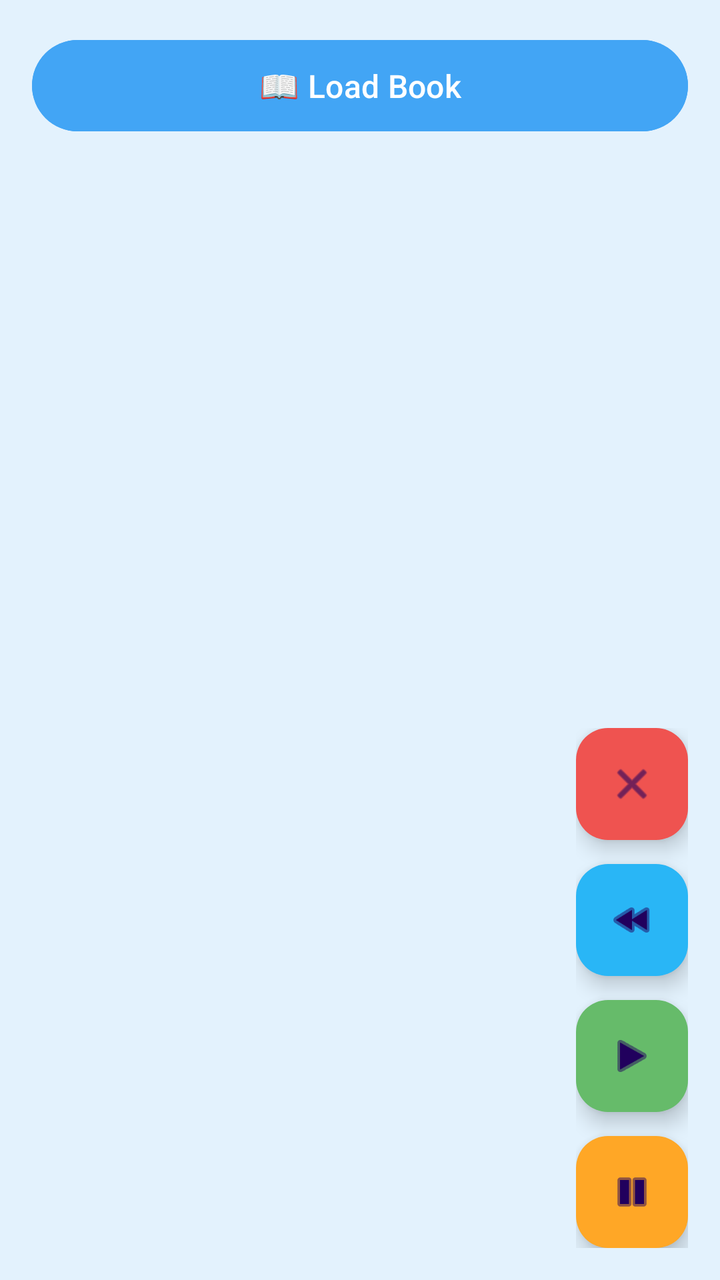
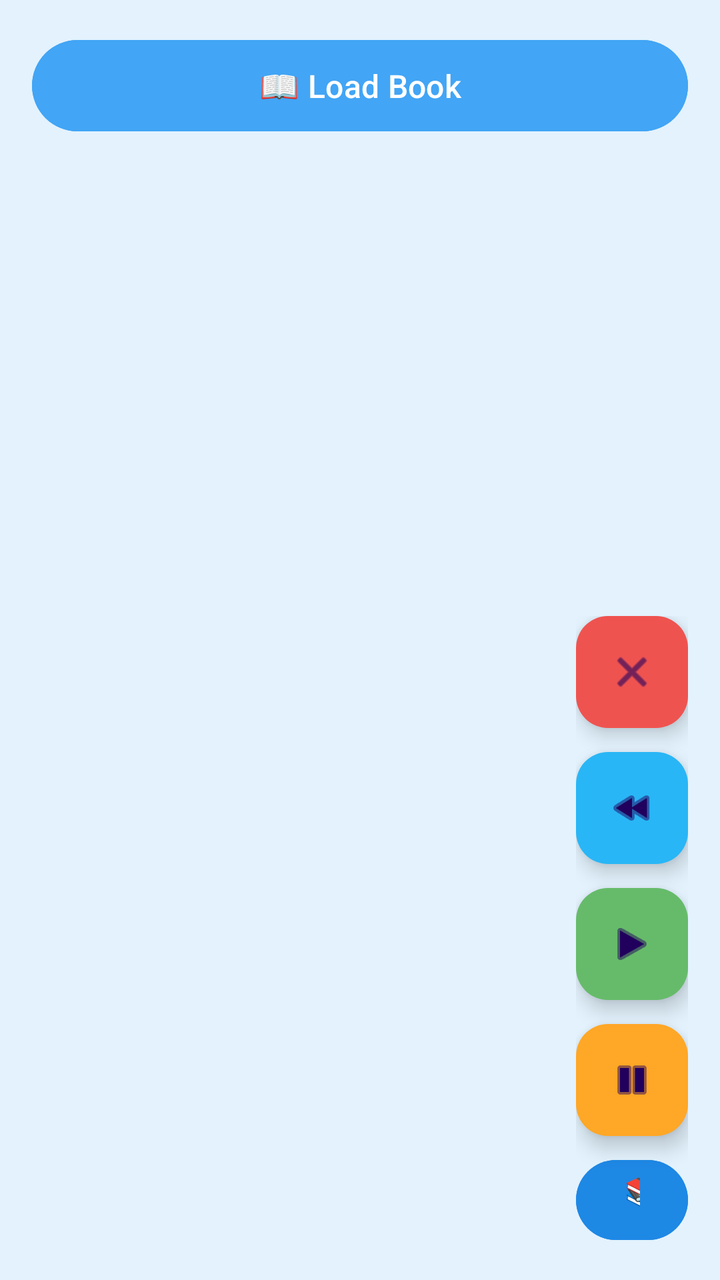

Compare the two renders of this Android layout. The source of the first and the diff that turns it into the second are given below.
<!-- AndroidManifest.xml: application theme Theme.LODIBOOKREADER -->
<!-- res/layout/activity_main.xml -->
<?xml version="1.0" encoding="utf-8"?>
<FrameLayout xmlns:android="http://schemas.android.com/apk/res/android"
    xmlns:app="http://schemas.android.com/apk/res-auto"
    android:background="#E3F2FD"
    android:layout_width="match_parent"
    android:layout_height="match_parent">

    
    <LinearLayout
        android:orientation="vertical"
        android:padding="16dp"
        android:layout_width="match_parent"
        android:layout_height="match_parent">

        
        <Button
            android:id="@+id/loadBookBtn"
            android:text="📖 Load Book"
            android:textAllCaps="false"
            android:textSize="16sp"
            android:backgroundTint="#42A5F5"
            android:textColor="@android:color/white"
            android:padding="12dp"
            android:elevation="4dp"
            android:layout_width="match_parent"
            android:layout_height="wrap_content"/>

        
        <ProgressBar
            android:id="@+id/loader"
            android:layout_marginTop="10dp"
            android:visibility="gone"
            android:layout_width="match_parent"
            android:layout_height="wrap_content"/>

        
        <androidx.recyclerview.widget.RecyclerView
            android:id="@+id/recyclerView"
            android:layout_marginTop="12dp"
            android:clipToPadding="false"
            android:paddingBottom="100dp"
            android:layout_width="match_parent"
            android:layout_height="0dp"
            android:layout_weight="1"/>

    </LinearLayout>

    
    <LinearLayout
        android:id="@+id/fabContainer"
        android:orientation="vertical"
        android:layout_gravity="bottom|end"
        android:layout_margin="16dp"
        android:gravity="end"
        android:layout_width="wrap_content"
        android:layout_height="wrap_content">

        
        <com.google.android.material.floatingactionbutton.FloatingActionButton
            android:id="@+id/closeFab"
            android:layout_marginBottom="12dp"
            android:src="@android:drawable/ic_menu_close_clear_cancel"
            android:contentDescription="Close"
            app:backgroundTint="#EF5350"
            android:layout_width="wrap_content"
            android:layout_height="wrap_content"/>

        
        <com.google.android.material.floatingactionbutton.FloatingActionButton
            android:id="@+id/rewindFab"
            android:layout_marginBottom="12dp"
            android:src="@android:drawable/ic_media_rew"
            android:contentDescription="Rewind"
            app:backgroundTint="#29B6F6"
            android:layout_width="wrap_content"
            android:layout_height="wrap_content"/>

        
        <com.google.android.material.floatingactionbutton.FloatingActionButton
            android:id="@+id/playFab"
            android:layout_marginBottom="12dp"
            android:src="@android:drawable/ic_media_play"
            android:contentDescription="Play"
            app:backgroundTint="#66BB6A"
            android:layout_width="wrap_content"
            android:layout_height="wrap_content"/>

        
        <com.google.android.material.floatingactionbutton.FloatingActionButton
            android:id="@+id/pauseFab"
            android:src="@android:drawable/ic_media_pause"
            android:contentDescription="Pause"
            app:backgroundTint="#FFA726"
            android:layout_width="wrap_content"
            android:layout_height="wrap_content"/>

    </LinearLayout>

</FrameLayout>
<!-- resources referenced by this layout -->
<resources>
  <style name="Theme.LODIBOOKREADER" parent="Base.Theme.LODIBOOKREADER" />
  <style name="Base.Theme.LODIBOOKREADER" parent="Theme.Material3.DayNight.NoActionBar">
          
          
      </style>
</resources>

<!-- the commit's change to res/layout/activity_main.xml (unified diff, before → after) -->
@@ -93,6 +93,15 @@
             app:backgroundTint="#FFA726"
             android:layout_width="wrap_content"
             android:layout_height="wrap_content"/>
+        <Button
+            android:id="@+id/openShelfBtn"
+            android:text="📚 My Books"
+            android:textAllCaps="false"
+            android:backgroundTint="#1E88E5"
+            android:textColor="@android:color/white"
+            android:layout_marginTop="8dp"
+            android:layout_width="match_parent"
+            android:layout_height="wrap_content"/>
 
     </LinearLayout>
 
